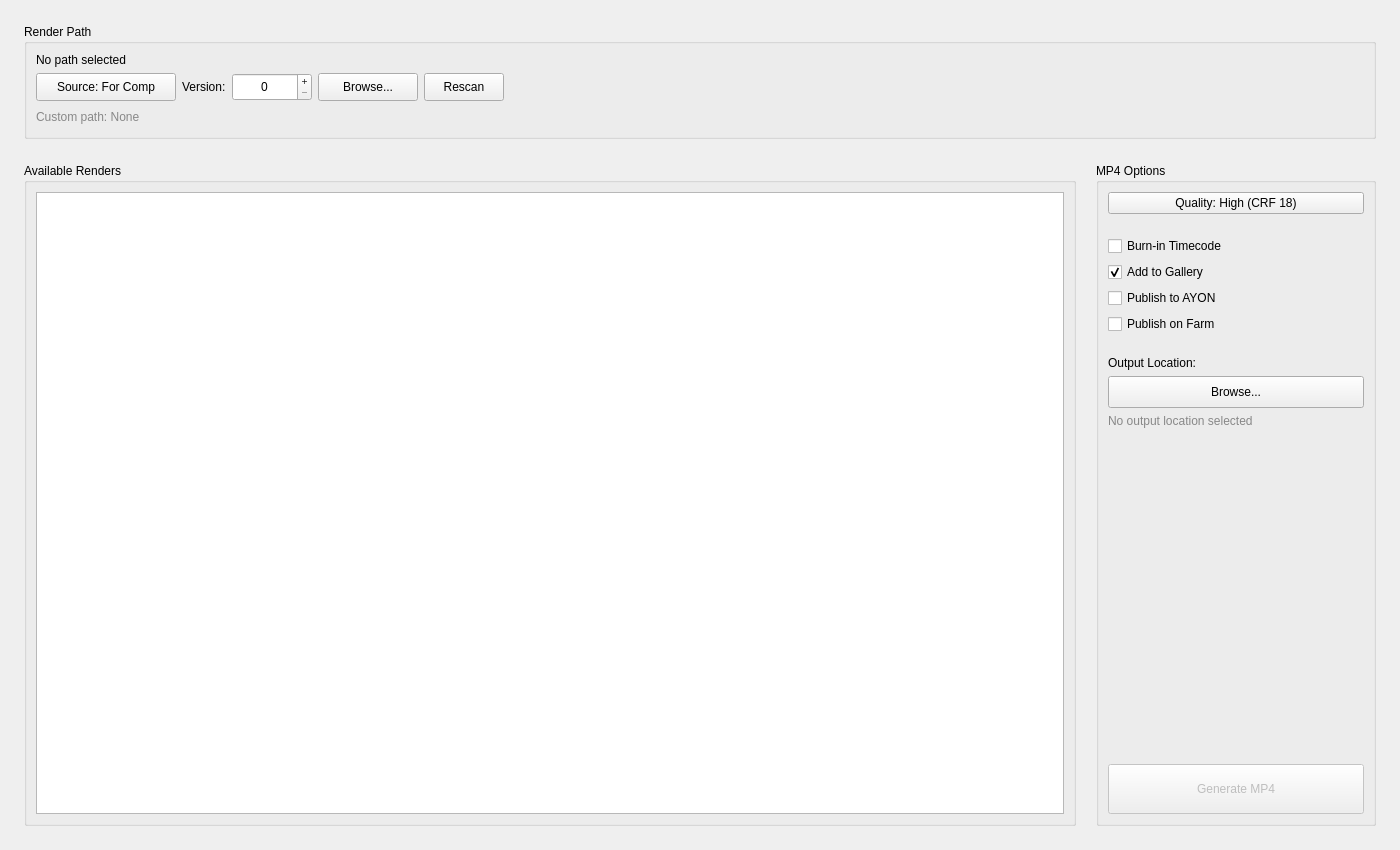
cpt-cabbage/luma_tools, file resources/ui/tabs/mp4_maker.ui: the form before one commit.
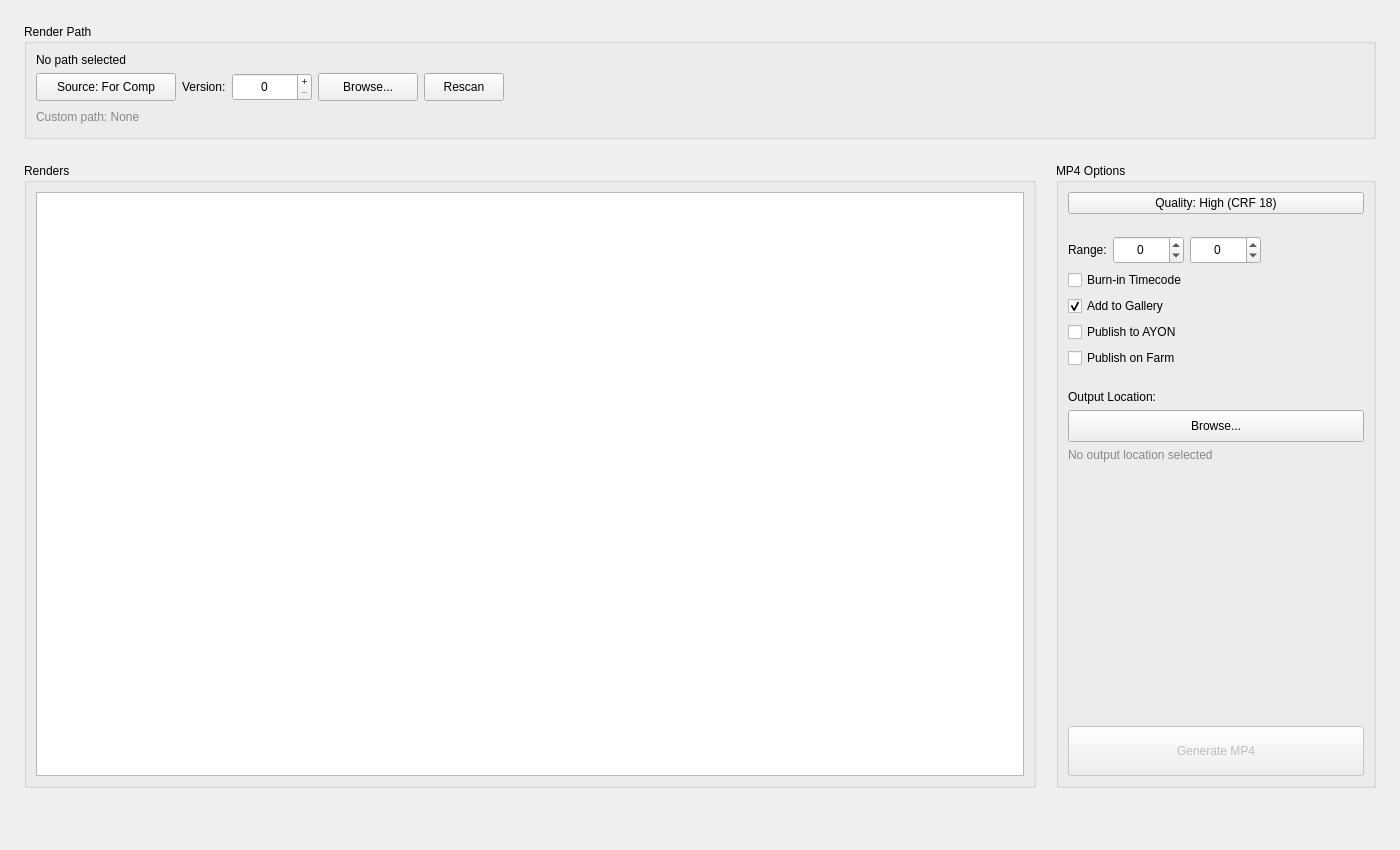
The form after the commit.

```diff
--- a/resources/ui/tabs/mp4_maker.ui
+++ b/resources/ui/tabs/mp4_maker.ui
@@ -180,11 +180,17 @@
      <item>
       <widget class="QGroupBox" name="mp4RendersGroupBox">
        <property name="title">
-        <string>Available Renders</string>
+        <string>Renders</string>
        </property>
        <layout class="QVBoxLayout" name="mp4RendersLayout">
         <item>
          <widget class="QListWidget" name="MP4RendersList">
+          <property name="toolTip">
+           <string>Render sequences found in the current version - select the sequence to convert to MP4</string>
+          </property>
+          <property name="alternatingRowColors">
+           <bool>true</bool>
+          </property>
           <property name="selectionMode">
            <enum>QAbstractItemView::SingleSelection</enum>
           </property>
@@ -237,6 +243,77 @@
           </property>
          </spacer>
         </item>
+        <item>
+         <layout class="QHBoxLayout" name="mp4RangeLayout">
+          <item>
+           <widget class="QLabel" name="mp4RangeLabel">
+            <property name="text">
+             <string>Range:</string>
+            </property>
+            <property name="toolTip">
+             <string>Frame range to encode - defaults to the full range of the selected sequence</string>
+            </property>
+           </widget>
+          </item>
+          <item>
+           <widget class="QSpinBox" name="MP4StartFrame">
+            <property name="minimumSize">
+             <size>
+              <width>70</width>
+              <height>28</height>
+             </size>
+            </property>
+            <property name="toolTip">
+             <string>First frame to encode (clamped to the selected sequence)</string>
+            </property>
+            <property name="alignment">
+             <set>Qt::AlignCenter</set>
+            </property>
+            <property name="minimum">
+             <number>-999999</number>
+            </property>
+            <property name="maximum">
+             <number>999999</number>
+            </property>
+           </widget>
+          </item>
+          <item>
+           <widget class="QSpinBox" name="MP4EndFrame">
+            <property name="minimumSize">
+             <size>
+              <width>70</width>
+              <height>28</height>
+             </size>
+            </property>
+            <property name="toolTip">
+             <string>Last frame to encode (clamped to the selected sequence)</string>
+            </property>
+            <property name="alignment">
+             <set>Qt::AlignCenter</set>
+            </property>
+            <property name="minimum">
+             <number>-999999</number>
+            </property>
+            <property name="maximum">
+             <number>999999</number>
+            </property>
+           </widget>
+          </item>
+          <item>
+           <spacer name="mp4RangeSpacer">
+            <property name="orientation">
+             <enum>Qt::Horizontal</enum>
+            </property>
+            <property name="sizeHint" stdset="0">
+             <size>
+              <width>20</width>
+              <height>20</height>
+             </size>
+            </property>
+           </spacer>
+          </item>
+         </layout>
+        </item>
         <item>
          <widget class="QCheckBox" name="MP4BurnInTimecode">
           <property name="text">
@@ -376,6 +453,22 @@
      </item>
     </layout>
    </item>
+   <item>
+    <widget class="QLabel" name="MP4StatusLabel">
+     <property name="text">
+      <string/>
+     </property>
+     <property name="wordWrap">
+      <bool>true</bool>
+     </property>
+     <property name="styleSheet">
+      <string notr="true">color: #888888; font-size: 9pt;</string>
+     </property>
+     <property name="textInteractionFlags">
+      <set>Qt::TextSelectableByMouse</set>
+     </property>
+    </widget>
+   </item>
   </layout>
  </widget>
  <resources/>
```
Left out of the diff: 12 changed lines with no effect on the pictures.
